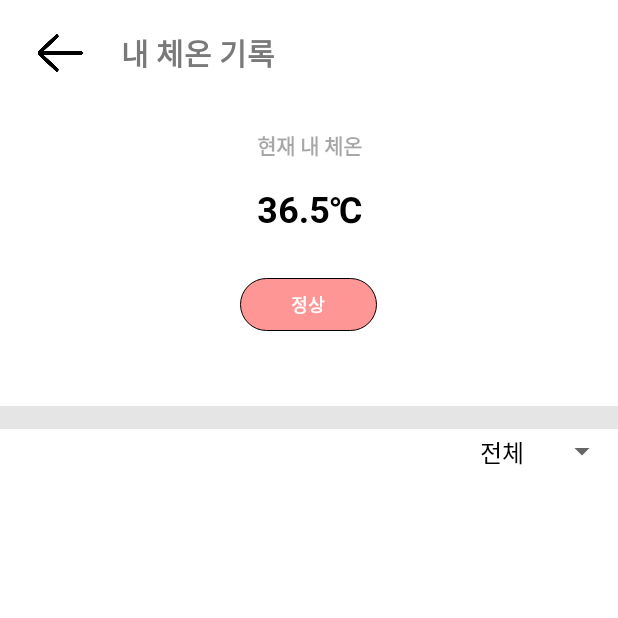
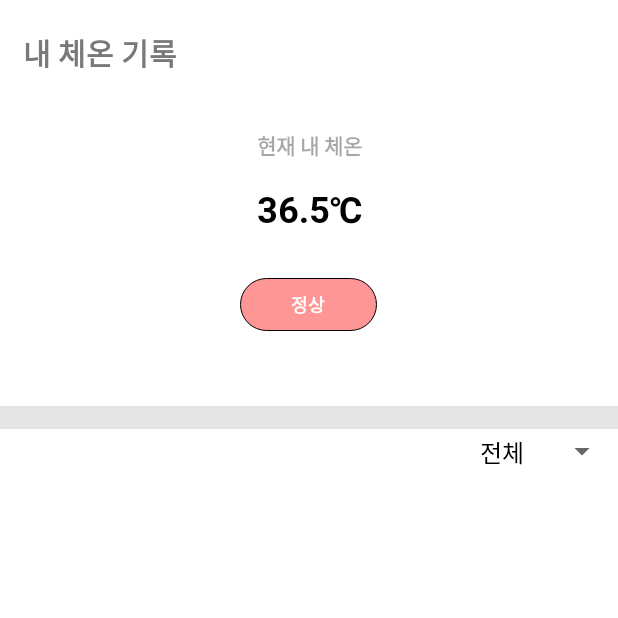
Before and after one commit to BTS-development/BTS_App, an Android app: the User_temperature_log screen opened directly, with no data from a screen before it, on a phone screen of 412 x 824 dp, the top half of it. Run offline under Robolectric (Android 15) with nearby library versions, the phone set to English and light mode, and no system bars; 1 statement that could not run was skipped.

```diff
--- a/BluetoothTemperatureSubmitter/app/src/main/java/com/example/bluetoothtemperaturesubmitter/User/UserAdapter.kt
+++ b/BluetoothTemperatureSubmitter/app/src/main/java/com/example/bluetoothtemperaturesubmitter/User/UserAdapter.kt
@@ -17,8 +17,10 @@ class UserAdapter(val context: Context, private val arrayList: ArrayList<Tempera
 
         if (arrayList[position].value >= 37.5){
             view.My_temperature_state_listview.setBackgroundDrawable (ContextCompat.getDrawable(context, R.drawable.high_temp))
+            view.state_text.text = "고열"
         } else if(arrayList[position].value <= 35.5){
             view.My_temperature_state_listview.setBackgroundDrawable (ContextCompat.getDrawable(context, R.drawable.ractangle))
+            view.state_text.text = "저체온"
         }
 
         val token = arrayList[position].created_at.split('-')
--- a/BluetoothTemperatureSubmitter/app/src/main/java/com/example/bluetoothtemperaturesubmitter/group/GroupNoticeAdapter.kt
+++ b/BluetoothTemperatureSubmitter/app/src/main/java/com/example/bluetoothtemperaturesubmitter/group/GroupNoticeAdapter.kt
@@ -2,6 +2,7 @@ package com.example.bluetoothtemperaturesubmitter.group
 
 import android.annotation.SuppressLint
 import android.content.Context
+import android.util.Log
 import android.view.LayoutInflater
 import android.view.View
 import android.view.ViewGroup
@@ -42,14 +43,17 @@ class GroupNoticeAdapter (context: Context, noticeList : List<Temperature>,token
 
         RetrofitHelper().getUserAPI().getUser(mToken, NoticeData[position].owner.toString()).enqueue(object : Callback<UserInfo>{
             override fun onResponse(call: Call<UserInfo>, response: Response<UserInfo>) {
+                Log.d("CODE", response.code().toString())
+                Log.d("NAME", "i"+response.body()!!.username)
                 temp = response.body()!!.username
+
+                noticeNameList.text = "그룹원 " + temp + "님에게 고열이 감지되었습니다."
             }
 
             override fun onFailure(call: Call<UserInfo>, t: Throwable) {
             }
 
         })
-        noticeNameList.text = "그룹원 " + temp + "님에게 고열이 감지되었습니다."
 
         return view
     }
--- /dev/null
+++ b/BluetoothTemperatureSubmitter/app/src/main/res/drawable/zero_degree.xml
@@ -0,0 +1,10 @@
+<?xml version="1.0" encoding="utf-8"?>
+<shape xmlns:android="http://schemas.android.com/apk/res/android">
+    <stroke
+        android:width="0.5dp"/>
+    <corners android:bottomLeftRadius="100dp"
+        android:bottomRightRadius="100dp"
+        android:topLeftRadius="100dp"
+        android:topRightRadius="100dp"/>
+    <solid android:color="#555555"/>
+</shape>
--- a/BluetoothTemperatureSubmitter/app/src/main/res/layout/activity_user_temperature_log.xml
+++ b/BluetoothTemperatureSubmitter/app/src/main/res/layout/activity_user_temperature_log.xml
@@ -12,17 +12,13 @@
         android:layout_width="match_parent"
         android:layout_height="wrap_content"
         android:orientation="horizontal">
-        <ImageView
-            android:id="@+id/back"
-            android:layout_width="50dp"
-            android:layout_height="40dp"
-            android:layout_margin="15dp"
-            android:src="@drawable/back_space" />
 
         <com.google.android.material.textview.MaterialTextView
             android:layout_width="match_parent"
-            android:layout_height="wrap_content"
+            android:layout_height="40dp"
             android:layout_gravity="center"
+            android:layout_margin="15dp"
+            android:gravity="center_vertical"
             android:fontFamily="@font/roboto"
             android:text="내 체온 기록"
             android:textColor="#797979"
@@ -60,7 +56,9 @@
             android:layout_marginTop="30dp"
             android:background="@drawable/retangle"
             android:orientation="horizontal">
+
             <TextView
+                android:id="@+id/state_text"
                 android:layout_width="match_parent"
                 android:layout_height="wrap_content"
                 android:layout_gravity="center"
--- a/BluetoothTemperatureSubmitter/app/src/main/res/layout/user_temperature_item.xml
+++ b/BluetoothTemperatureSubmitter/app/src/main/res/layout/user_temperature_item.xml
@@ -55,6 +55,7 @@
         app:layout_constraintTop_toTopOf="parent">
 
         <TextView
+            android:id="@+id/state_text"
             android:layout_width="match_parent"
             android:layout_height="wrap_content"
             android:layout_gravity="center"
```
Also changed, not shown: BluetoothTemperatureSubmitter/app/src/main/java/com/example/bluetoothtemperaturesubmitter/Fragment/Main_User.kt (+19 -0 lines), BluetoothTemperatureSubmitter/app/src/main/java/com/example/bluetoothtemperaturesubmitter/User/Measured_body_tempreture.java (+5 -3 lines), BluetoothTemperatureSubmitter/app/src/main/java/com/example/bluetoothtemperaturesubmitter/User/User_temperature_log.kt (+32 -1 lines).
